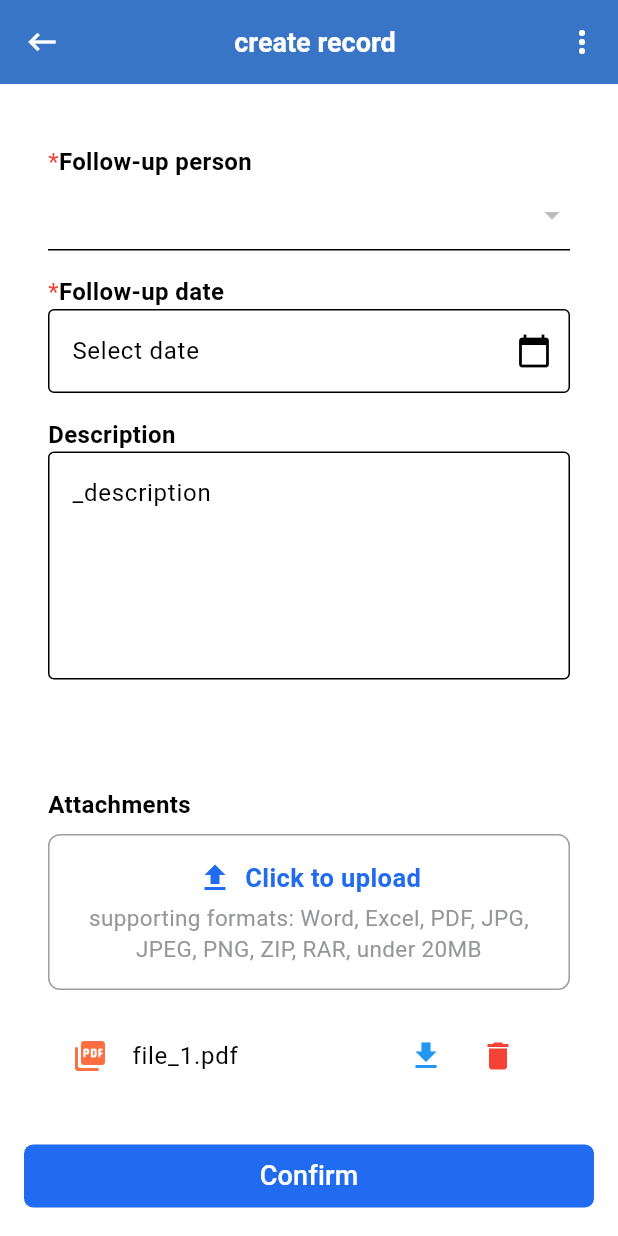
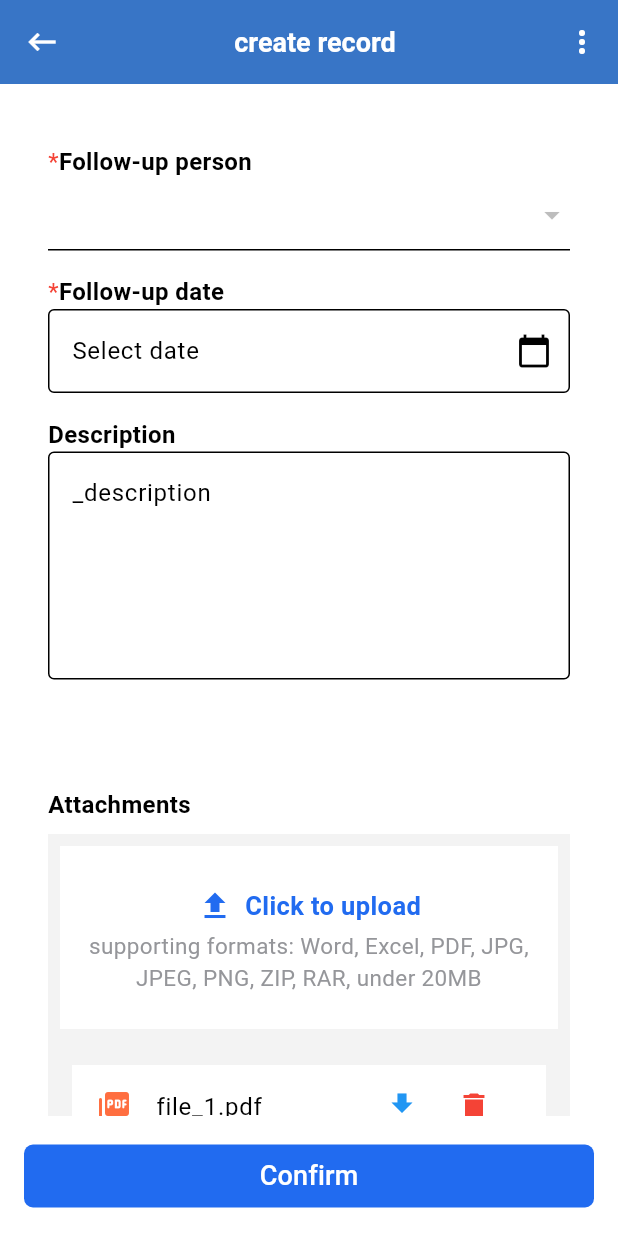
Before and after one commit to Mok-CC/WorkOrder_Management, a Flutter app: the CreateRecordPage screen opened by its route, after a tap on "Click to upload", on a phone screen of 412 x 824 dp. Run offline on Flutter 3.47's test engine with Material 3 defaults, Android fonts, the phone set to English and light mode, and no system bars; our stand-ins replace jiffy; missing offline and left inert: pluto_grid, shadcn_ui.

Commit message:
style uploadFile

```diff
--- a/lib/widgets/upload_file.dart
+++ b/lib/widgets/upload_file.dart
@@ -31,15 +31,17 @@ class UploadFile extends StatelessWidget {
             style: TextStyle(fontSize: 16, fontWeight: FontWeight.bold),
           ),
           SizedBox(height: 8),
+          Container(
+            color: AppColors.backgroundColor,
+            child: Column(
+              children: [
                 if (onUpload != null)
                   GestureDetector(
                     onTap: onUpload,
                     child: Container(
-                padding: EdgeInsets.all(16),
-                decoration: BoxDecoration(
-                  border: Border.all(color: Colors.grey),
-                  borderRadius: BorderRadius.circular(8),
-                ),
+                      color: Colors.white,
+                      margin: EdgeInsets.all(8),
+                      padding: EdgeInsets.fromLTRB(16, 28, 16, 24),
                       child: Column(
                         mainAxisAlignment: MainAxisAlignment.center,
                         children: [
@@ -66,11 +68,15 @@ class UploadFile extends StatelessWidget {
                       ),
                     ),
                   ),
-          SizedBox(height: 16),
                 if (uploadedFiles.isNotEmpty)
-            Column(
+                  Container(
+                    margin: EdgeInsets.all(8),
+                    child: Column(
                       children: uploadedFiles.map((file) {
-                return ListTile(
+                        return Container(
+                          color: Colors.white,
+                          margin: EdgeInsets.all(8), // 为每个 ListTile 添加外边距
+                          child: ListTile(
                             leading: Icon(
                               Icons.picture_as_pdf_rounded,
                               color: Colors.deepOrangeAccent,
@@ -81,7 +87,8 @@ class UploadFile extends StatelessWidget {
                               children: [
                                 if (onDownload != null)
                                   IconButton(
-                          icon: Icon(Icons.download, color: Colors.blue),
+                                    icon: Icon(Icons.download,
+                                        color: Colors.blue),
                                     onPressed: () {
                                       onDownload!(file); // 触发下载回调
                                     },
@@ -96,8 +103,13 @@ class UploadFile extends StatelessWidget {
                                 ),
                               ],
                             ),
+                          ),
                         );
                       }).toList(),
+                    ),
+                  ),
+              ],
+            ),
           ),
         ],
       ),
```
Lines whose indentation alone changed are shown as unchanged.
